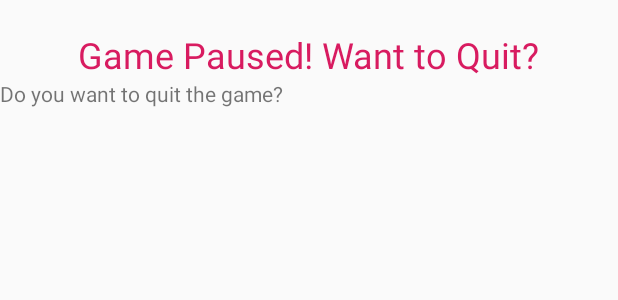
After one commit to ZawaadulKarim/CatchChuchu, an Android app: the layout dialog_pause.xml on its own in the app's theme, with its tools: preview values and no code run, on a phone screen of 412 x 824 dp. The commit adds this screen. Shown: the top 300 px of the screen. Run offline under Robolectric (Android 15) with nearby library versions, the phone set to English and light mode, and no system bars.

Commit message:
pause button implemented how to play added

```diff
--- /dev/null
+++ b/app/src/main/res/layout/dialog_pause.xml
@@ -0,0 +1,34 @@
+<?xml version="1.0" encoding="utf-8"?>
+<LinearLayout xmlns:android="http://schemas.android.com/apk/res/android"
+    android:orientation="vertical" android:layout_width="match_parent"
+    android:layout_height="match_parent">
+
+    <LinearLayout
+        android:id="@+id/pausegame"
+        android:layout_width="match_parent"
+        android:layout_height="wrap_content"
+        android:layout_gravity="center"
+        android:gravity="center"
+        android:orientation="vertical">
+
+        <TextView
+            android:layout_width="wrap_content"
+            android:layout_height="wrap_content"
+            android:layout_marginTop="20dp"
+            android:text="Game Paused! Want to Quit?"
+            android:textColor="@color/colorAccent"
+            android:textSize="24sp"
+            android:layout_gravity="center"/>
+
+        <TextView
+            android:id="@+id/textView"
+            android:layout_width="match_parent"
+            android:layout_height="wrap_content"
+            android:text="Do you want to quit the game?"
+            android:layout_gravity="center"/>
+
+        <!--                android:onClick="resumeGame"-->
+    </LinearLayout>
+
+
+</LinearLayout>
```
Also changed, not shown: app/src/main/java/com/example/CatchChuchu/MainActivity.java (+68 -6 lines), app/src/main/res/layout/activity_main.xml (+32 -54 lines).
